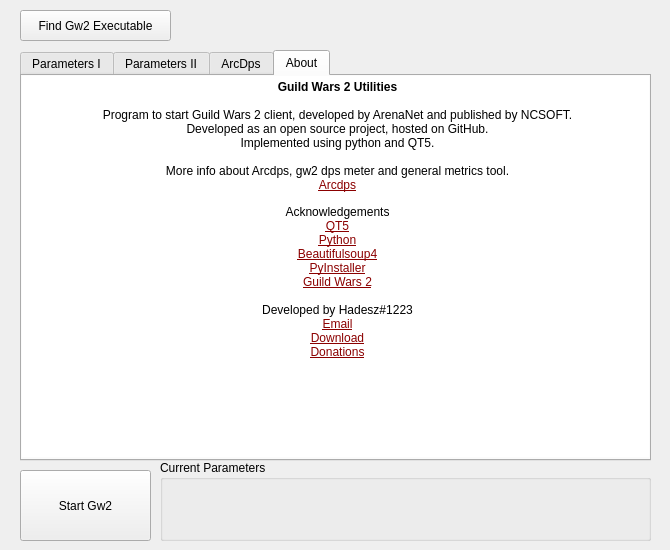
Qt form src/ui/main.ui (ddc/Gw2Launcher) before a commit.
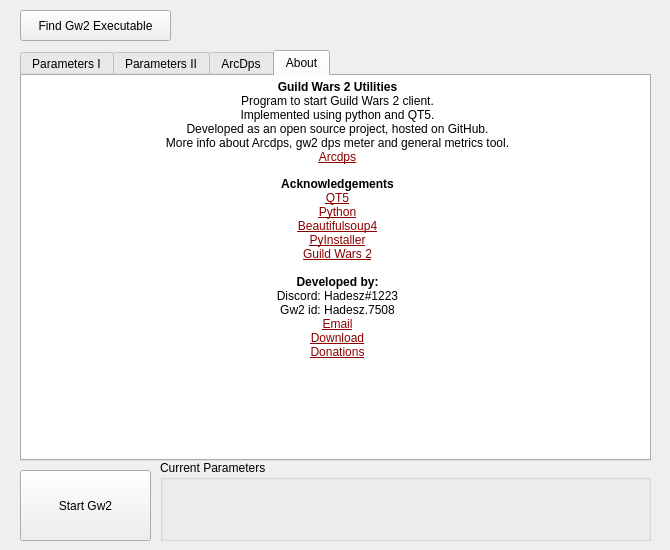
The same form after that commit. The open tabs and pages were chosen to show the change.

```diff
--- a/src/ui/main.ui
+++ b/src/ui/main.ui
@@ -771,22 +771,22 @@
 p, li { white-space: pre-wrap; }
 &lt;/style&gt;&lt;/head&gt;&lt;body style=&quot; font-family:'MS Shell Dlg 2'; font-size:7.8pt; font-weight:400; font-style:normal;&quot;&gt;
 &lt;p align=&quot;center&quot; style=&quot; margin-top:0px; margin-bottom:0px; margin-left:0px; margin-right:0px; -qt-block-indent:0; text-indent:0px;&quot;&gt;&lt;span style=&quot; font-size:9pt; font-weight:600;&quot;&gt;Guild Wars 2 Utilities&lt;/span&gt;&lt;/p&gt;
-&lt;p align=&quot;center&quot; style=&quot;-qt-paragraph-type:empty; margin-top:0px; margin-bottom:0px; margin-left:0px; margin-right:0px; -qt-block-indent:0; text-indent:0px; font-size:9pt;&quot;&gt;&lt;br /&gt;&lt;/p&gt;
-&lt;p align=&quot;center&quot; style=&quot; margin-top:0px; margin-bottom:0px; margin-left:0px; margin-right:0px; -qt-block-indent:0; text-indent:0px;&quot;&gt;&lt;span style=&quot; font-size:9pt;&quot;&gt;Program to start Guild Wars 2 client, developed by ArenaNet and published by NCSOFT.&lt;/span&gt;&lt;/p&gt;
-&lt;p align=&quot;center&quot; style=&quot; margin-top:0px; margin-bottom:0px; margin-left:0px; margin-right:0px; -qt-block-indent:0; text-indent:0px;&quot;&gt;&lt;span style=&quot; font-size:9pt;&quot;&gt;Developed as an open source project, hosted on GitHub.&lt;/span&gt;&lt;/p&gt;
+&lt;p align=&quot;center&quot; style=&quot; margin-top:0px; margin-bottom:0px; margin-left:0px; margin-right:0px; -qt-block-indent:0; text-indent:0px;&quot;&gt;&lt;span style=&quot; font-size:9pt;&quot;&gt;Program to start Guild Wars 2 client.&lt;/span&gt;&lt;/p&gt;
 &lt;p align=&quot;center&quot; style=&quot; margin-top:0px; margin-bottom:0px; margin-left:0px; margin-right:0px; -qt-block-indent:0; text-indent:0px;&quot;&gt;&lt;span style=&quot; font-size:9pt;&quot;&gt;Implemented using python and QT5.&lt;/span&gt;&lt;/p&gt;
-&lt;p align=&quot;center&quot; style=&quot;-qt-paragraph-type:empty; margin-top:0px; margin-bottom:0px; margin-left:0px; margin-right:0px; -qt-block-indent:0; text-indent:0px; font-size:9pt;&quot;&gt;&lt;br /&gt;&lt;/p&gt;
+&lt;p align=&quot;center&quot; style=&quot; margin-top:0px; margin-bottom:0px; margin-left:0px; margin-right:0px; -qt-block-indent:0; text-indent:0px;&quot;&gt;&lt;span style=&quot; font-size:9pt;&quot;&gt;Developed as an open source project, hosted on GitHub.&lt;/span&gt;&lt;/p&gt;
 &lt;p align=&quot;center&quot; style=&quot; margin-top:0px; margin-bottom:0px; margin-left:0px; margin-right:0px; -qt-block-indent:0; text-indent:0px;&quot;&gt;&lt;span style=&quot; font-size:9pt;&quot;&gt;More info about Arcdps, gw2 dps meter and general metrics tool.&lt;/span&gt;&lt;/p&gt;
 &lt;p align=&quot;center&quot; style=&quot; margin-top:0px; margin-bottom:0px; margin-left:0px; margin-right:0px; -qt-block-indent:0; text-indent:0px;&quot;&gt;&lt;a href=&quot;https://www.deltaconnected.com/arcdps/&quot;&gt;&lt;span style=&quot; font-size:9pt; text-decoration: underline; color:#8b0000;&quot;&gt;Arcdps&lt;/span&gt;&lt;/a&gt;&lt;/p&gt;
 &lt;p align=&quot;center&quot; style=&quot;-qt-paragraph-type:empty; margin-top:0px; margin-bottom:0px; margin-left:0px; margin-right:0px; -qt-block-indent:0; text-indent:0px; font-size:8pt; text-decoration: underline; color:#0000ff;&quot;&gt;&lt;br /&gt;&lt;/p&gt;
-&lt;p align=&quot;center&quot; style=&quot; margin-top:0px; margin-bottom:0px; margin-left:0px; margin-right:0px; -qt-block-indent:0; text-indent:0px;&quot;&gt;&lt;span style=&quot; font-size:9pt;&quot;&gt;Acknowledgements&lt;/span&gt;&lt;/p&gt;
+&lt;p align=&quot;center&quot; style=&quot; margin-top:0px; margin-bottom:0px; margin-left:0px; margin-right:0px; -qt-block-indent:0; text-indent:0px;&quot;&gt;&lt;span style=&quot; font-size:9pt; font-weight:600;&quot;&gt;Acknowledgements&lt;/span&gt;&lt;/p&gt;
 &lt;p align=&quot;center&quot; style=&quot; margin-top:0px; margin-bottom:0px; margin-left:0px; margin-right:0px; -qt-block-indent:0; text-indent:0px;&quot;&gt;&lt;a href=&quot;https://www.qt.io&quot;&gt;&lt;span style=&quot; font-size:9pt; text-decoration: underline; color:#8b0000;&quot;&gt;QT5&lt;/span&gt;&lt;/a&gt;&lt;/p&gt;
 &lt;p align=&quot;center&quot; style=&quot; margin-top:0px; margin-bottom:0px; margin-left:0px; margin-right:0px; -qt-block-indent:0; text-indent:0px;&quot;&gt;&lt;a href=&quot;https://www.python.org/downloads/&quot;&gt;&lt;span style=&quot; font-size:9pt; text-decoration: underline; color:#8b0000;&quot;&gt;Python&lt;/span&gt;&lt;/a&gt;&lt;/p&gt;
 &lt;p align=&quot;center&quot; style=&quot; margin-top:0px; margin-bottom:0px; margin-left:0px; margin-right:0px; -qt-block-indent:0; text-indent:0px;&quot;&gt;&lt;a href=&quot;https://pypi.org/project/beautifulsoup4/&quot;&gt;&lt;span style=&quot; font-size:9pt; text-decoration: underline; color:#8b0000;&quot;&gt;Beautifulsoup4&lt;/span&gt;&lt;/a&gt;&lt;/p&gt;
 &lt;p align=&quot;center&quot; style=&quot; margin-top:0px; margin-bottom:0px; margin-left:0px; margin-right:0px; -qt-block-indent:0; text-indent:0px;&quot;&gt;&lt;a href=&quot;https://pyinstaller.readthedocs.io/en/stable/installation.html&quot;&gt;&lt;span style=&quot; font-size:9pt; text-decoration: underline; color:#8b0000;&quot;&gt;PyInstaller&lt;/span&gt;&lt;/a&gt;&lt;/p&gt;
 &lt;p align=&quot;center&quot; style=&quot; margin-top:0px; margin-bottom:0px; margin-left:0px; margin-right:0px; -qt-block-indent:0; text-indent:0px;&quot;&gt;&lt;a href=&quot;https://www.guildwars2.com/en/&quot;&gt;&lt;span style=&quot; font-size:9pt; text-decoration: underline; color:#8b0000;&quot;&gt;Guild Wars 2&lt;/span&gt;&lt;/a&gt;&lt;/p&gt;
 &lt;p align=&quot;center&quot; style=&quot;-qt-paragraph-type:empty; margin-top:0px; margin-bottom:0px; margin-left:0px; margin-right:0px; -qt-block-indent:0; text-indent:0px; font-size:9pt; text-decoration: underline; color:#0000ff;&quot;&gt;&lt;br /&gt;&lt;/p&gt;
-&lt;p align=&quot;center&quot; style=&quot; margin-top:0px; margin-bottom:0px; margin-left:0px; margin-right:0px; -qt-block-indent:0; text-indent:0px;&quot;&gt;&lt;span style=&quot; font-size:9pt;&quot;&gt;Developed by Hadesz#1223&lt;/span&gt;&lt;/p&gt;
+&lt;p align=&quot;center&quot; style=&quot; margin-top:0px; margin-bottom:0px; margin-left:0px; margin-right:0px; -qt-block-indent:0; text-indent:0px;&quot;&gt;&lt;span style=&quot; font-size:9pt; font-weight:600;&quot;&gt;Developed by:&lt;/span&gt;&lt;/p&gt;
+&lt;p align=&quot;center&quot; style=&quot; margin-top:0px; margin-bottom:0px; margin-left:0px; margin-right:0px; -qt-block-indent:0; text-indent:0px;&quot;&gt;&lt;span style=&quot; font-size:9pt;&quot;&gt;Discord: Hadesz#1223&lt;/span&gt;&lt;/p&gt;
+&lt;p align=&quot;center&quot; style=&quot; margin-top:0px; margin-bottom:0px; margin-left:0px; margin-right:0px; -qt-block-indent:0; text-indent:0px;&quot;&gt;&lt;span style=&quot; font-size:9pt;&quot;&gt;Gw2 id: Hadesz.7508&lt;/span&gt;&lt;/p&gt;
 &lt;p align=&quot;center&quot; style=&quot; margin-top:0px; margin-bottom:0px; margin-left:0px; margin-right:0px; -qt-block-indent:0; text-indent:0px;&quot;&gt;&lt;a href=&quot;mailto:hadesz456@gmail.com&quot;&gt;&lt;span style=&quot; font-size:9pt; text-decoration: underline; color:#8b0000;&quot;&gt;Email&lt;/span&gt;&lt;/a&gt;&lt;/p&gt;
 &lt;p align=&quot;center&quot; style=&quot; margin-top:0px; margin-bottom:0px; margin-left:0px; margin-right:0px; -qt-block-indent:0; text-indent:0px;&quot;&gt;&lt;a href=&quot;https://github.com/Hadesz1/Gw2Utils/releases/latest&quot;&gt;&lt;span style=&quot; font-size:9pt; text-decoration: underline; color:#8b0000;&quot;&gt;Download&lt;/span&gt;&lt;/a&gt;&lt;/p&gt;
 &lt;p align=&quot;center&quot; style=&quot; margin-top:0px; margin-bottom:0px; margin-left:0px; margin-right:0px; -qt-block-indent:0; text-indent:0px;&quot;&gt;&lt;a href=&quot;https://www.paypal.com/cgi-bin/webscr?cmd=_s-xclick&amp;amp;hosted_button_id=CTYZ8TK5MJV76&quot;&gt;&lt;span style=&quot; font-size:9pt; text-decoration: underline; color:#8b0000;&quot;&gt;Donations&lt;/span&gt;&lt;/a&gt;&lt;/p&gt;&lt;/body&gt;&lt;/html&gt;</string>
```
